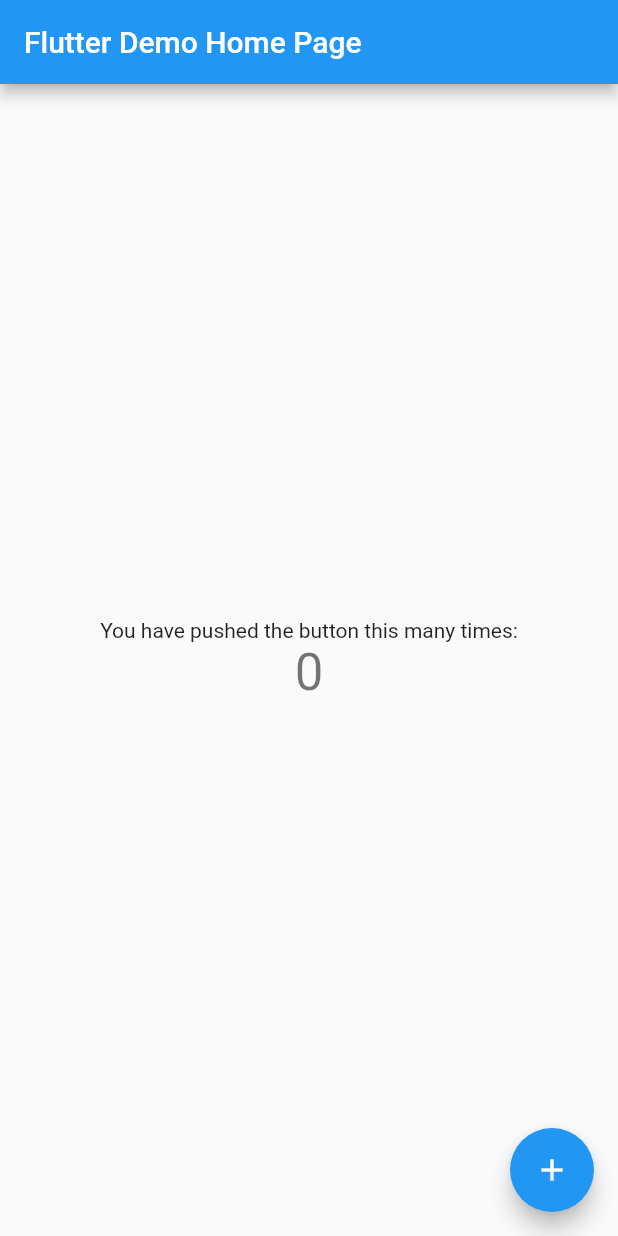
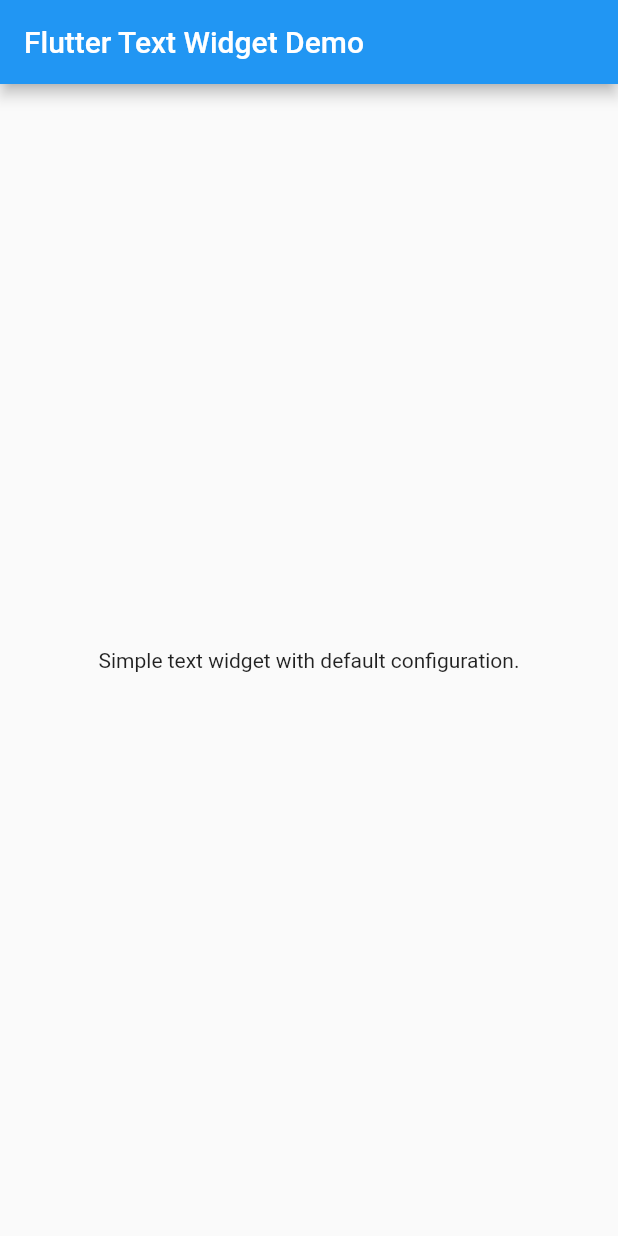
Before and after one commit to subodhrathaur/flutter_text_widget, a Flutter app: the screen it shows after launch, on a phone screen of 412 x 824 dp. Run offline on Flutter 3.47's test engine with Material 2 defaults, Android fonts, the phone set to English and light mode, and no system bars.

Commit message:
Simple text widget

```diff
--- a/lib/main.dart
+++ b/lib/main.dart
@@ -1,5 +1,5 @@
+
 import 'package:flutter/material.dart';
-
 void main() {
   runApp(MyApp());
 }
@@ -26,7 +26,7 @@ class MyApp extends StatelessWidget {
         // closer together (more dense) than on mobile platforms.
         visualDensity: VisualDensity.adaptivePlatformDensity,
       ),
-      home: MyHomePage(title: 'Flutter Demo Home Page'),
+      home: MyHomePage(title: 'Flutter Text Widget Demo'),
     );
   }
 }
@@ -50,18 +50,7 @@ class MyHomePage extends StatefulWidget {
 }
 
 class _MyHomePageState extends State<MyHomePage> {
-  int _counter = 0;
 
-  void _incrementCounter() {
-    setState(() {
-      // This call to setState tells the Flutter framework that something has
-      // changed in this State, which causes it to rerun the build method below
-      // so that the display can reflect the updated values. If we changed
-      // _counter without calling setState(), then the build method would not be
-      // called again, and so nothing would appear to happen.
-      _counter++;
-    });
-  }
 
   @override
   Widget build(BuildContext context) {
@@ -80,38 +69,12 @@ class _MyHomePageState extends State<MyHomePage> {
       body: Center(
         // Center is a layout widget. It takes a single child and positions it
         // in the middle of the parent.
-        child: Column(
-          // Column is also a layout widget. It takes a list of children and
-          // arranges them vertically. By default, it sizes itself to fit its
-          // children horizontally, and tries to be as tall as its parent.
-          //
-          // Invoke "debug painting" (press "p" in the console, choose the
-          // "Toggle Debug Paint" action from the Flutter Inspector in Android
-          // Studio, or the "Toggle Debug Paint" command in Visual Studio Code)
-          // to see the wireframe for each widget.
-          //
-          // Column has various properties to control how it sizes itself and
-          // how it positions its children. Here we use mainAxisAlignment to
-          // center the children vertically; the main axis here is the vertical
-          // axis because Columns are vertical (the cross axis would be
-          // horizontal).
-          mainAxisAlignment: MainAxisAlignment.center,
-          children: <Widget>[
-            Text(
-              'You have pushed the button this many times:',
+        child:Text(
+              'Simple text widget with default configuration.',
             ),
-            Text(
-              '$_counter',
-              style: Theme.of(context).textTheme.headline4,
-            ),
-          ],
+
         ),
-      ),
-      floatingActionButton: FloatingActionButton(
-        onPressed: _incrementCounter,
-        tooltip: 'Increment',
-        child: Icon(Icons.add),
-      ), // This trailing comma makes auto-formatting nicer for build methods.
+
     );
   }
 }
--- a/pubspec.yaml
+++ b/pubspec.yaml
@@ -25,9 +25,12 @@ dependencies:
     sdk: flutter
 
 
+
+
   # The following adds the Cupertino Icons font to your application.
   # Use with the CupertinoIcons class for iOS style icons.
   cupertino_icons: ^0.1.3
+  google_fonts: ^0.1.0
 
 dev_dependencies:
   flutter_test:
```
Also changed, not shown: pubspec.lock, 3 other files.
